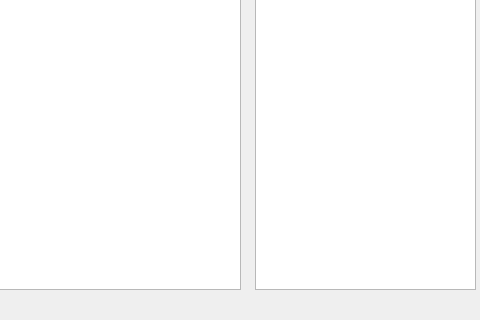
This is mainwindow.ui in mjtorn/mjtqted as Qt 5 draws it before an edit; both pictures show x 320 to 800 and y 280 to 600 of the 800 by 600 pixel window. The edited form follows.
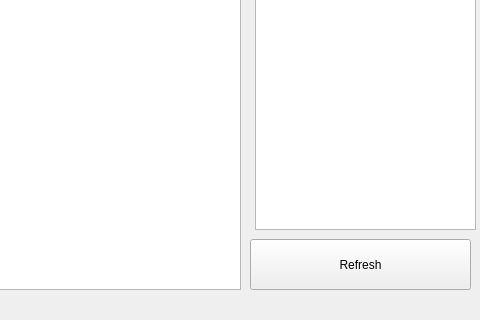
This is the edited form.

Commit message: Button to refresh plugins

```diff
--- a/mainwindow.ui
+++ b/mainwindow.ui
@@ -75,7 +75,7 @@
       <x>575</x>
       <y>50</y>
       <width>221</width>
-      <height>501</height>
+      <height>441</height>
      </rect>
     </property>
    </widget>
@@ -89,6 +89,19 @@
      </rect>
     </property>
    </widget>
+   <widget class="QPushButton" name="pushButton_Refresh">
+    <property name="geometry">
+     <rect>
+      <x>570</x>
+      <y>500</y>
+      <width>221</width>
+      <height>51</height>
+     </rect>
+    </property>
+    <property name="text">
+     <string>Refresh</string>
+    </property>
+   </widget>
   </widget>
   <widget class="QMenuBar" name="menuBar">
    <property name="geometry">
```
Left out of the diff: 3 changed lines with no effect on the pictures. The commit also changes 1 other file.
